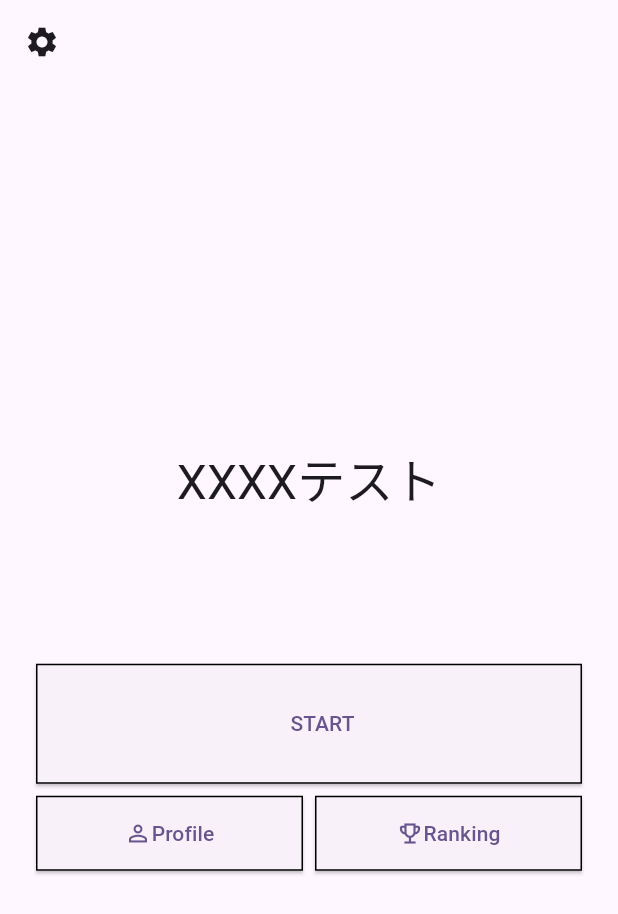
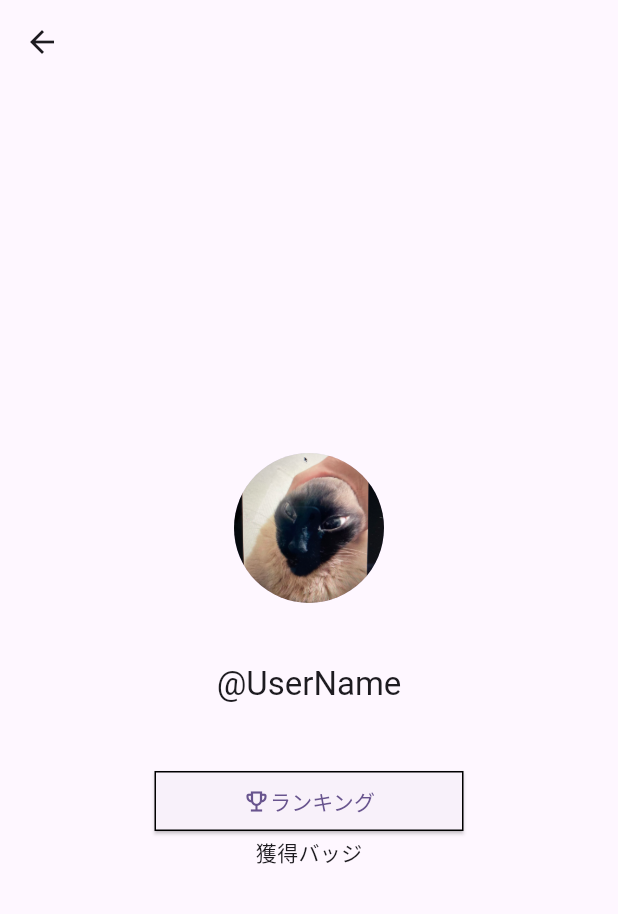
Before and after one commit to Issei-Hiramatsu/team_pampers, a Flutter app: the screen it shows after launch, after a tap on "Profile", on a phone screen of 412 x 824 dp. Shown: the top 914 px of the screen. Run offline on Flutter 3.47's test engine with Material 2 defaults, Android fonts, the phone set to English and light mode, and no system bars; our stand-ins replace cloud_firestore, connectivity_plus, firebase_auth, firebase_core, firebase_storage, flutter_hooks and 4 more; accounts and stored records are empty.

Commit message:
add: profileページのUIを作成

```diff
--- a/lib/pages/home_page/home_page.dart
+++ b/lib/pages/home_page/home_page.dart
@@ -1,7 +1,9 @@
 import 'package:flutter/material.dart';
 import 'package:hooks_riverpod/hooks_riverpod.dart';
 import 'package:team_pampers/pages/home_page/components/home_button.dart';
+import 'package:team_pampers/pages/profile_page/profile_page.dart';
 import 'package:team_pampers/utils/utils.dart';
+import 'package:team_pampers/widgets/custom_button.dart';
 import 'package:team_pampers/widgets/drawer.dart';
 
 class HomePage extends HookConsumerWidget {
@@ -36,21 +38,28 @@ class HomePage extends HookConsumerWidget {
               SizedBox(height: 100,),
               SizedBox(
                 height: 80,
-                  child: HomePageButton(onPressed: (){}, text: 'START')),
+                  child: CustomButton(onPressed: (){}, text: 'START')),
               SizedBox(height: 8,),
               Row(
                 children: [
                   Expanded(
                     child: Container(
                       height: 50,
-                      child: HomePageButton(onPressed: (){}, icon: Icons.person_outline,text: 'Profile',),
+                      child: CustomButton(
+                        onPressed: (){
+                        Navigator.push(
+                          context,
+                          ProfilePage.route(
+                          ),
+                        );
+                      }, icon: Icons.person_outline,text: 'Profile',),
                     ),
                   ),
                   SizedBox(width: 8,),
                   Expanded(
                     child: Container(
                       height: 50,
-                      child: HomePageButton(onPressed: (){}, icon: Icons.emoji_events_outlined,text: 'Ranking',),
+                      child: CustomButton(onPressed: (){}, icon: Icons.emoji_events_outlined,text: 'Ranking',),
                     ),
                   ),
                 ],
--- /dev/null
+++ b/lib/pages/profile_page/profile_page.dart
@@ -0,0 +1,46 @@
+import 'package:flutter/material.dart';
+import 'package:hooks_riverpod/hooks_riverpod.dart';
+import 'package:team_pampers/utils/utils.dart';
+import 'package:team_pampers/widgets/custom_button.dart';
+
+class ProfilePage extends HookConsumerWidget {
+  const ProfilePage({super.key});
+
+  static Route<dynamic> route() {
+    return MaterialPageRoute<dynamic>(
+      builder: (_) => const ProfilePage(),
+    );
+  }
+
+  @override
+  Widget build(BuildContext context, WidgetRef ref) {
+    return Scaffold(
+      appBar: AppBar(),
+      body: Center(
+        child: Column(
+          mainAxisAlignment: MainAxisAlignment.center,
+          children: [
+            SizedBox(
+              height: 100,
+              width: 100,
+              child: CircleAvatar(
+                backgroundImage: AssetImage('assets/images/profile_image.JPG',),
+              ),
+            ),
+            SizedBox(height: 40,),
+            Text('@UserName',style: Theme.of(context).textTheme.titleLarge,),
+            SizedBox(height: 40,),
+            SizedBox(
+              width: context.deviceWidth*0.5,
+              child: CustomButton(onPressed: (){
+
+              }, text: 'ランキング',icon: Icons.emoji_events_outlined,),
+            ),
+            Text('獲得バッジ'),
+
+          ],
+        ),
+      ),
+    );
+  }
+}
--- /dev/null
+++ b/lib/widgets/custom_button.dart
@@ -0,0 +1,36 @@
+import 'package:flutter/material.dart';
+
+class CustomButton extends StatelessWidget {
+  const CustomButton(
+      {super.key,
+        required this.onPressed,
+        required this.text,
+        this.icon,
+      });
+
+  final VoidCallback onPressed;
+  final String text;
+  final IconData? icon;
+
+  @override
+  Widget build(BuildContext context) {
+    return ElevatedButton(
+      style: ElevatedButton.styleFrom(
+        side: const BorderSide(
+          color: Colors.black,
+        ),
+        shape: RoundedRectangleBorder(
+          borderRadius: BorderRadius.circular(0),
+        ),
+      ),
+      onPressed: onPressed,
+      child: Row(
+        mainAxisAlignment: MainAxisAlignment.center,
+        children: [
+          Icon(icon),
+          Text(text),
+        ],
+      ),
+    );
+  }
+}
```
Also changed, not shown: assets/images/profile_image.JPG (added), 1 other file.
